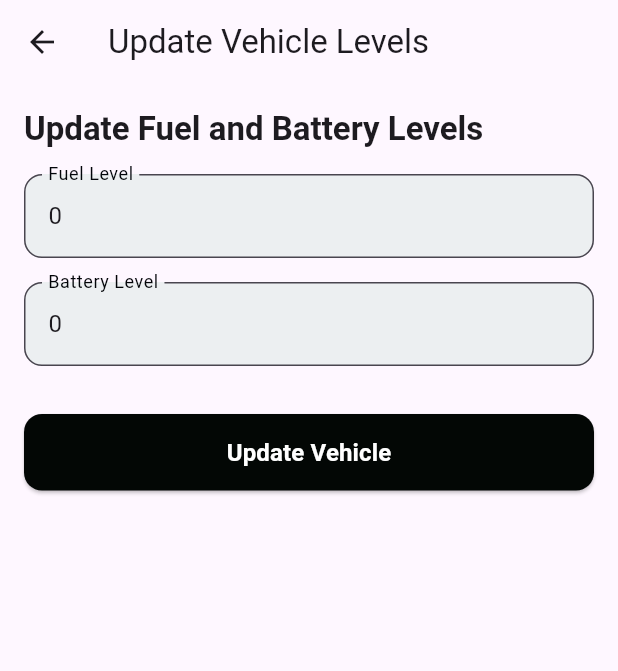
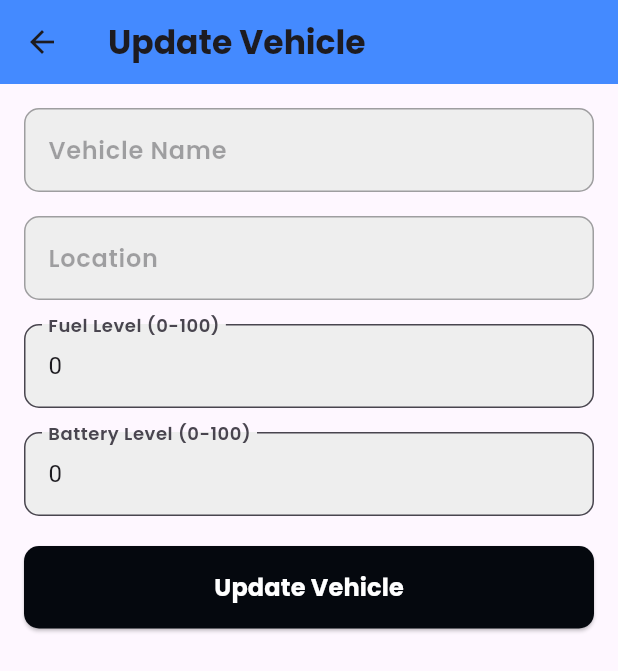
Before and after one commit to Jrkusha5/fleet_mana, a Flutter app: the UpdateVehicleScreen screen opened directly with empty values, on a phone screen of 412 x 824 dp. Shown: the top 671 px of the screen. Run offline on Flutter 3.47's test engine with Material 3 defaults, Android fonts, the phone set to English and light mode, and no system bars; our stand-ins replace google_fonts; network calls fail.

Commit message:
first commit

```diff
--- a/lib/model/vehc.dart
+++ b/lib/model/vehc.dart
@@ -4,7 +4,6 @@ class Vehicle {
   final String location;
   int fuelLevel;
   int batteryLevel;
-  final DateTime lastUpdated;
 
   Vehicle({
     required this.id,
@@ -12,7 +11,6 @@ class Vehicle {
     required this.location,
     required this.fuelLevel,
     required this.batteryLevel,
-    required this.lastUpdated,
   });
 
   factory Vehicle.fromJson(Map<String, dynamic> json) {
@@ -22,7 +20,6 @@ class Vehicle {
       location: json['location'] ?? 'Unknown',
       fuelLevel: json['fuelLevel'] ?? 0,
       batteryLevel: json['batteryLevel'] ?? 0,
-      lastUpdated: DateTime.parse(json['lastUpdated']),
     );
   }
 
--- a/lib/provider/vehc.dart
+++ b/lib/provider/vehc.dart
@@ -65,9 +65,10 @@ class VehicleProvider extends ChangeNotifier {
         }),
         headers: {'Content-Type': 'application/json'},
       );
+
       if (response.statusCode == 200) {
         final updatedVehicle = Vehicle.fromJson(json.decode(response.body));
-        int index = _vehicles.indexWhere((v) => v.id == updatedVehicle.id);
+        final index = _vehicles.indexWhere((v) => v.id == updatedVehicle.id);
         if (index != -1) {
           _vehicles[index] = updatedVehicle;
           notifyListeners();
@@ -81,5 +82,4 @@ class VehicleProvider extends ChangeNotifier {
       rethrow;
     }
   }
-
 }
--- a/lib/screen/update.dart
+++ b/lib/screen/update.dart
@@ -1,11 +1,11 @@
 import 'package:flutter/material.dart';
-import 'package:provider/provider.dart';
 import 'package:vehc_app/model/vehc.dart';
 import 'package:vehc_app/provider/vehc.dart';
+import 'package:provider/provider.dart';
+import 'package:google_fonts/google_fonts.dart';
 
 class UpdateVehicleScreen extends StatefulWidget {
   final Vehicle vehicle;
-
   UpdateVehicleScreen({required this.vehicle});
 
   @override
@@ -20,117 +20,138 @@ class _UpdateVehicleScreenState extends State<UpdateVehicleScreen> {
   @override
   void initState() {
     super.initState();
-    // Initialize the fuel and battery levels from the current vehicle
-    _fuelLevel = widget.vehicle.fuelLevel;
-    _batteryLevel = widget.vehicle.batteryLevel;
+    _fuelLevel = widget.vehicle.fuelLevel as int;
+    _batteryLevel = widget.vehicle.batteryLevel as int;
+  }
+
+  void _updateVehicle() async {
+    if (_formKey.currentState?.validate() ?? false) {
+      try {
+        final vehicleProvider = Provider.of<VehicleProvider>(context, listen: false);
+        await vehicleProvider.updateVehicle(
+          Vehicle(
+            id: widget.vehicle.id,
+            fuelLevel: _fuelLevel,
+            batteryLevel: _batteryLevel,
+            name: widget.vehicle.name,
+            location: widget.vehicle.location,
+          ),
+        );
+        Navigator.pop(context); // Go back to the previous screen
+        ScaffoldMessenger.of(context).showSnackBar(
+          SnackBar(content: Text('Vehicle updated successfully!')),
+        );
+      } catch (e) {
+        ScaffoldMessenger.of(context).showSnackBar(
+          SnackBar(content: Text('Failed to update vehicle')),
+        );
+      }
+    }
   }
 
   @override
   Widget build(BuildContext context) {
     return Scaffold(
       appBar: AppBar(
-        title: Text('Update Vehicle Levels'),
+        title: Text(
+          'Update Vehicle',
+          style: GoogleFonts.poppins(fontWeight: FontWeight.bold),
+        ),
+        backgroundColor: Colors.blueAccent,
       ),
       body: Padding(
         padding: const EdgeInsets.all(16.0),
-        child: SingleChildScrollView(
-          child: Form(
-            key: _formKey,
+        child: Form(
+          key: _formKey,
+          child: SingleChildScrollView(
             child: Column(
-              crossAxisAlignment: CrossAxisAlignment.start,
+              crossAxisAlignment: CrossAxisAlignment.stretch,
               children: [
-                Text(
-                  'Update Fuel and Battery Levels',
-                  style: Theme.of(context).textTheme.titleLarge!.copyWith(
-                        fontWeight: FontWeight.bold,
+                // Vehicle Name
+                TextFormField(
+                  initialValue: widget.vehicle.name,
+                  decoration: InputDecoration(
+                    labelText: 'Vehicle Name',
+                    labelStyle: GoogleFonts.poppins(fontWeight: FontWeight.w600),
+                    filled: true,
+                    fillColor: Colors.grey[200],
+                    border: OutlineInputBorder(borderRadius: BorderRadius.circular(10)),
+                  ),
+                  enabled: false,
+                ),
+                SizedBox(height: 16),
 
-                      ),
+                // Location
+                TextFormField(
+                  initialValue: widget.vehicle.location,
+                  decoration: InputDecoration(
+                    labelText: 'Location',
+                    labelStyle: GoogleFonts.poppins(fontWeight: FontWeight.w600),
+                    filled: true,
+                    fillColor: Colors.grey[200],
+                    border: OutlineInputBorder(borderRadius: BorderRadius.circular(10)),
+                  ),
+                  enabled: false,
                 ),
-                const SizedBox(height: 16),
+                SizedBox(height: 16),
+
+                // Fuel Level
                 TextFormField(
                   initialValue: _fuelLevel.toString(),
+                  keyboardType: TextInputType.number,
                   decoration: InputDecoration(
-                    labelText: 'Fuel Level',
-                    labelStyle: TextStyle(color: const Color.fromARGB(255, 2, 5, 10)),
-                    border: OutlineInputBorder(
-                      borderRadius: BorderRadius.circular(12.0),
-                    ),
+                    labelText: 'Fuel Level (0-100)',
+                    labelStyle: GoogleFonts.poppins(fontWeight: FontWeight.w600),
                     filled: true,
-                    fillColor: Colors.blueGrey.shade50,
+                    fillColor: Colors.grey[200],
+                    border: OutlineInputBorder(borderRadius: BorderRadius.circular(10)),
                   ),
-                  keyboardType: TextInputType.number,
+                  onChanged: (value) {
+                    _fuelLevel = int.tryParse(value) ?? _fuelLevel;
+                  },
                   validator: (value) {
-                    if (value == null || value.isEmpty) {
-                      return 'Please enter a fuel level';
-                    }
-                    try {
-                      int.parse(value);
-                    } catch (_) {
-                      return 'Please enter a valid number';
+                    if (value == null || value.isEmpty || int.tryParse(value) == null || int.parse(value) < 0 || int.parse(value) > 100) {
+                      return 'Please enter a valid fuel level between 0 and 100';
                     }
                     return null;
                   },
-                  onSaved: (value) {
-                    if (value != null) {
-                      _fuelLevel = int.parse(value);
-                    }
-                  },
                 ),
-                const SizedBox(height: 16),
+                SizedBox(height: 16),
+
+                // Battery Level
                 TextFormField(
                   initialValue: _batteryLevel.toString(),
+                  keyboardType: TextInputType.number,
                   decoration: InputDecoration(
-                    labelText: 'Battery Level',
-                    labelStyle: TextStyle(color: const Color.fromARGB(255, 2, 4, 8)),
-                    border: OutlineInputBorder(
-                      borderRadius: BorderRadius.circular(12.0),
-                    ),
+                    labelText: 'Battery Level (0-100)',
+                    labelStyle: GoogleFonts.poppins(fontWeight: FontWeight.w600),
                     filled: true,
-                    fillColor: Colors.blueGrey.shade50,
+                    fillColor: Colors.grey[200],
+                    border: OutlineInputBorder(borderRadius: BorderRadius.circular(10)),
                   ),
-                  keyboardType: TextInputType.number,
+                  onChanged: (value) {
+                    _batteryLevel = int.tryParse(value) ?? _batteryLevel;
+                  },
                   validator: (value) {
-                    if (value == null || value.isEmpty) {
-                      return 'Please enter a battery level';
-                    }
-                    try {
-                      int.parse(value);
-                    } catch (_) {
-                      return 'Please enter a valid number';
+                    if (value == null || value.isEmpty || int.tryParse(value) == null || int.parse(value) < 0 || int.parse(value) > 100) {
+                      return 'Please enter a valid battery level between 0 and 100';
                     }
                     return null;
                   },
-                  onSaved: (value) {
-                    if (value != null) {
-                      _batteryLevel = int.parse(value);
-                    }
-                  },
                 ),
-                const SizedBox(height: 32),
+                SizedBox(height: 20),
+
+                // Update Button
                 ElevatedButton(
+                  onPressed: _updateVehicle,
                   style: ElevatedButton.styleFrom(
-                    backgroundColor: const Color.fromARGB(255, 3, 7, 5),
-                    padding: const EdgeInsets.symmetric(vertical: 14),
-                    shape: RoundedRectangleBorder(
-                      borderRadius: BorderRadius.circular(12.0),
-                    ),
-                    minimumSize: Size(double.infinity, 50),
+                    backgroundColor: const Color.fromARGB(255, 5, 8, 14),
+                    padding: EdgeInsets.symmetric(vertical: 16),
+                    shape: RoundedRectangleBorder(borderRadius: BorderRadius.circular(10)),
                   ),
-                  onPressed: () {
-                    if (_formKey.currentState?.validate() ?? false) {
-                      _formKey.currentState?.save();
-                      // Update the vehicle with the new levels
-                      final updatedVehicle = widget.vehicle.copyWith(
-                        fuelLevel: _fuelLevel,
-                        batteryLevel: _batteryLevel,
-                      );
-                      context.read<VehicleProvider>().updateVehicle(updatedVehicle);
-                      Navigator.pop(context); // Go back to the previous screen
-                    }
-                  },
                   child: Text(
                     'Update Vehicle',
-                    style: TextStyle(fontSize: 16, fontWeight: FontWeight.bold,color: Colors.white),
+                    style: GoogleFonts.poppins(fontWeight: FontWeight.bold, fontSize: 16,color: Colors.white),
                   ),
                 ),
               ],
```
Also changed, not shown: lib/screen/addVehc.dart (+18 -7 lines), lib/screen/home.dart (+67 -33 lines), lib/widgets/VehicleTile.dart (deleted, +0 -24 lines).
